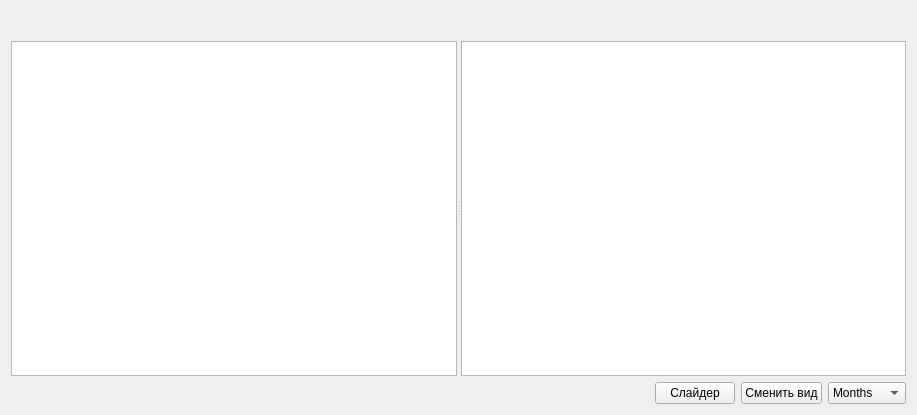
Before: the Qt Designer form ganttmodel/gantt/ganttwidget.ui in AstyCo/SweetyPie, drawn with Qt 5.
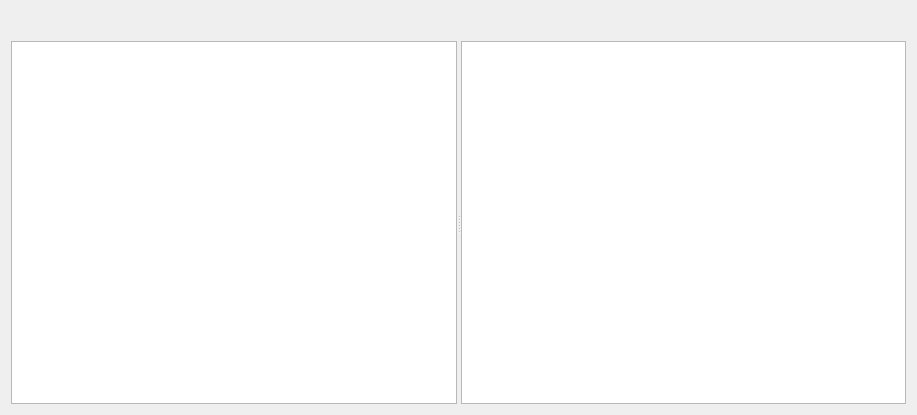
After: the same form once the commit is applied. Custom widgets are drawn as their Qt base class.

The edit to the form file:
```diff
--- a/ganttmodel/gantt/ganttwidget.ui
+++ b/ganttmodel/gantt/ganttwidget.ui
@@ -14,7 +14,7 @@
    <string>GanttWidget</string>
   </property>
   <layout class="QGridLayout" name="gridLayout">
-   <item row="0" column="0" colspan="4">
+   <item row="0" column="0" colspan="2">
     <layout class="QHBoxLayout" name="horizontalLayout">
      <item>
       <widget class="GanttIntervalSliderZoom" name="intervalSlizedZoom" native="true"/>
@@ -63,7 +63,7 @@
      </item>
     </layout>
    </item>
-   <item row="1" column="0" colspan="4">
+   <item row="1" column="0" colspan="2">
     <widget class="QSplitter" name="splitter">
      <property name="sizePolicy">
       <sizepolicy hsizetype="Expanding" vsizetype="Expanding">
@@ -92,62 +92,6 @@
      </widget>
     </widget>
    </item>
-   <item row="2" column="0">
-    <spacer name="horizontalSpacer">
-     <property name="orientation">
-      <enum>Qt::Horizontal</enum>
-     </property>
-     <property name="sizeHint" stdset="0">
-      <size>
-       <width>40</width>
-       <height>20</height>
-      </size>
-     </property>
-    </spacer>
-   </item>
-   <item row="2" column="1">
-    <widget class="QPushButton" name="pushButton_slider">
-     <property name="text">
-      <string>Слайдер</string>
-     </property>
-    </widget>
-   </item>
-   <item row="2" column="2">
-    <widget class="QPushButton" name="pushButton_header">
-     <property name="text">
-      <string>Сменить вид</string>
-     </property>
-    </widget>
-   </item>
-   <item row="2" column="3">
-    <widget class="QComboBox" name="comboBox_mode">
-     <item>
-      <property name="text">
-       <string>Months</string>
-      </property>
-     </item>
-     <item>
-      <property name="text">
-       <string>Days</string>
-      </property>
-     </item>
-     <item>
-      <property name="text">
-       <string>Hours</string>
-      </property>
-     </item>
-     <item>
-      <property name="text">
-       <string>Minutes</string>
-      </property>
-     </item>
-     <item>
-      <property name="text">
-       <string>Seconds</string>
-      </property>
-     </item>
-    </widget>
-   </item>
   </layout>
  </widget>
  <layoutdefault spacing="6" margin="11"/>
```
